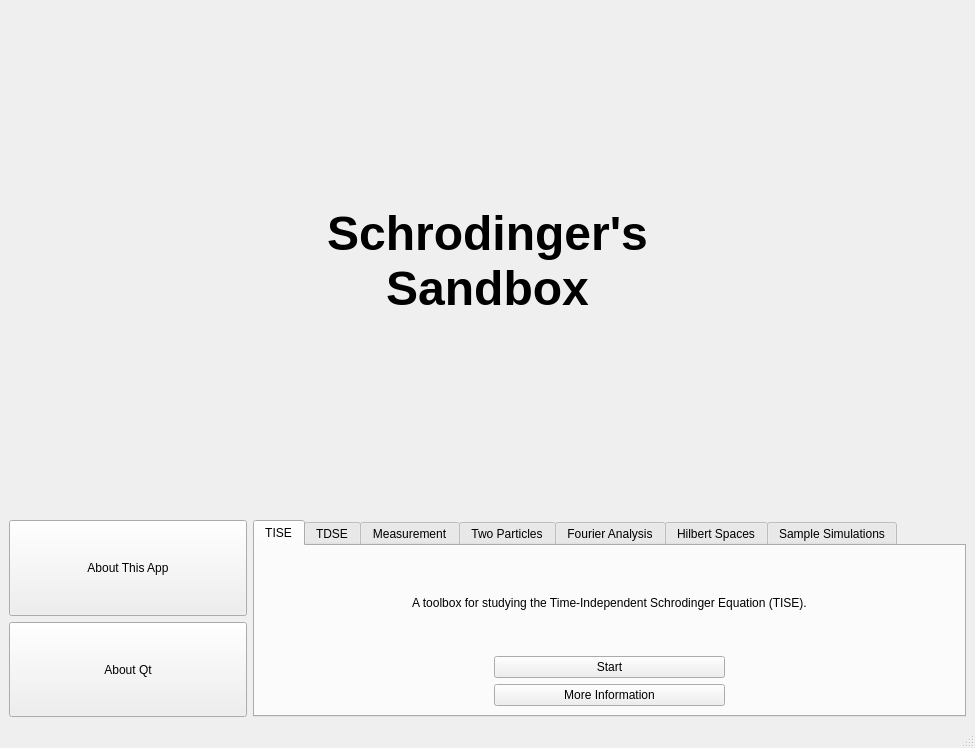
Above: mainwindow.ui from ambeech1/QSandbox before the change. Below: the same form after it.
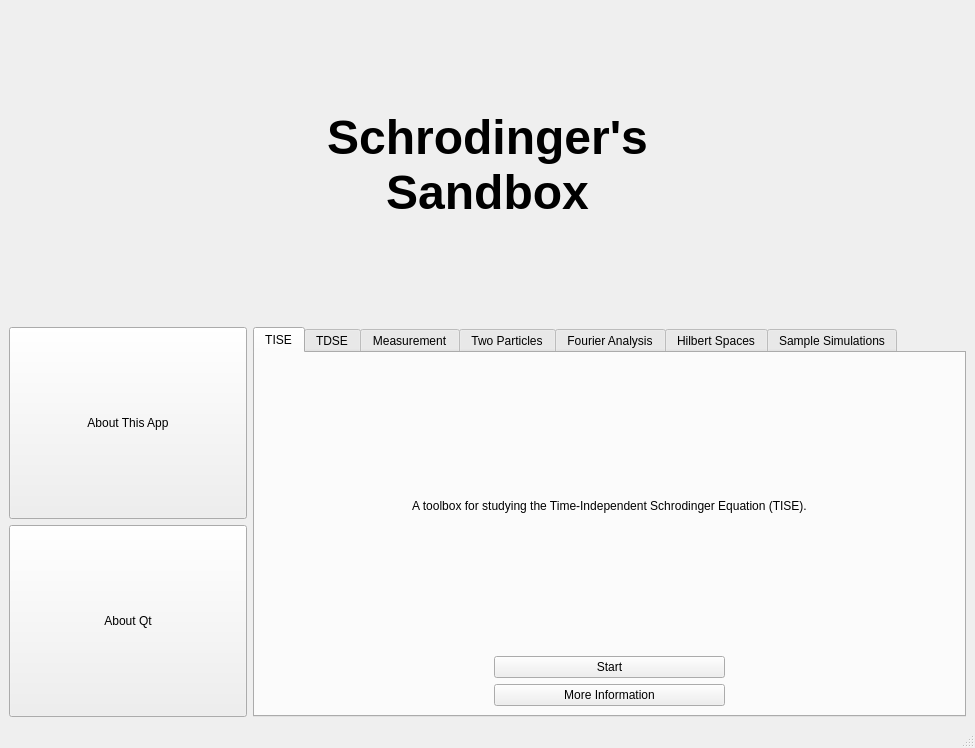
That is the form after the change.

Commit message: Added a skeleton for the TISE module window.

```diff
--- a/mainwindow.ui
+++ b/mainwindow.ui
@@ -20,7 +20,9 @@
    <string>MainWindow</string>
   </property>
   <widget class="QWidget" name="centralwidget">
-   <layout class="QVBoxLayout" name="verticalLayout_2">
+   <layout class="QVBoxLayout" name="verticalLayout_3">
+    <item>
+     <layout class="QVBoxLayout" name="verticalLayout_2" stretch="1,2,1,5">
     <item>
      <spacer name="verticalSpacer_2">
       <property name="orientation">
@@ -230,6 +232,8 @@
          </attribute>
         </widget>
        </widget>
+        </item>
+       </layout>
       </item>
      </layout>
     </item>
```
Lines whose indentation alone changed are shown as unchanged. The commit also changes 1 other file.
